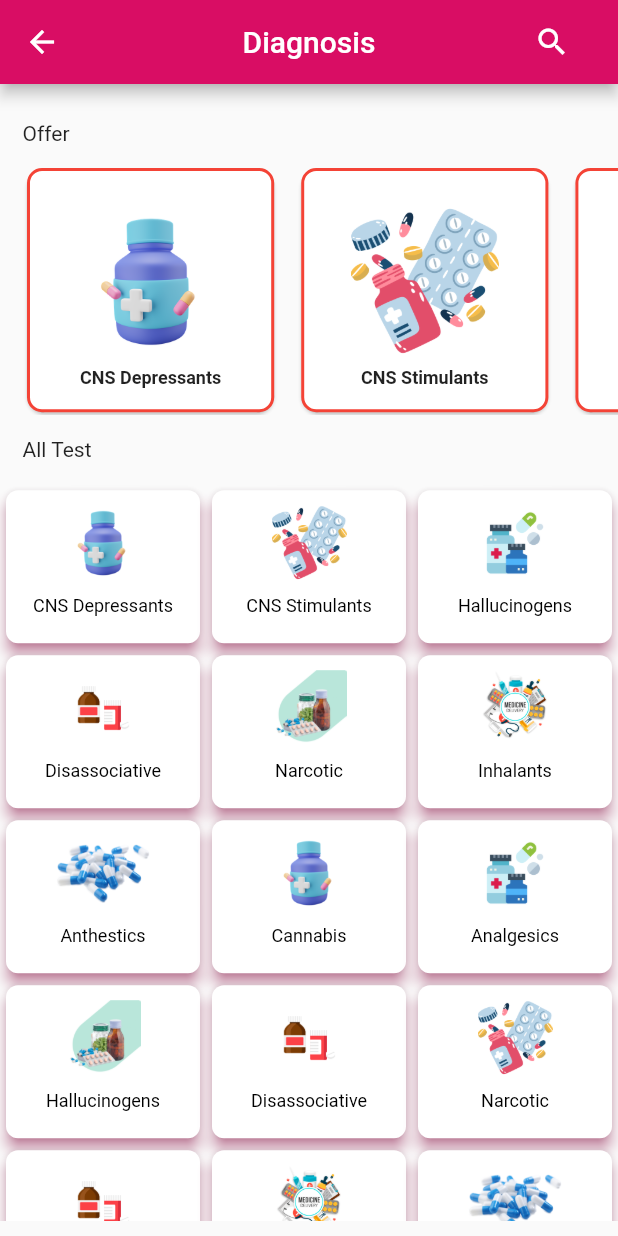
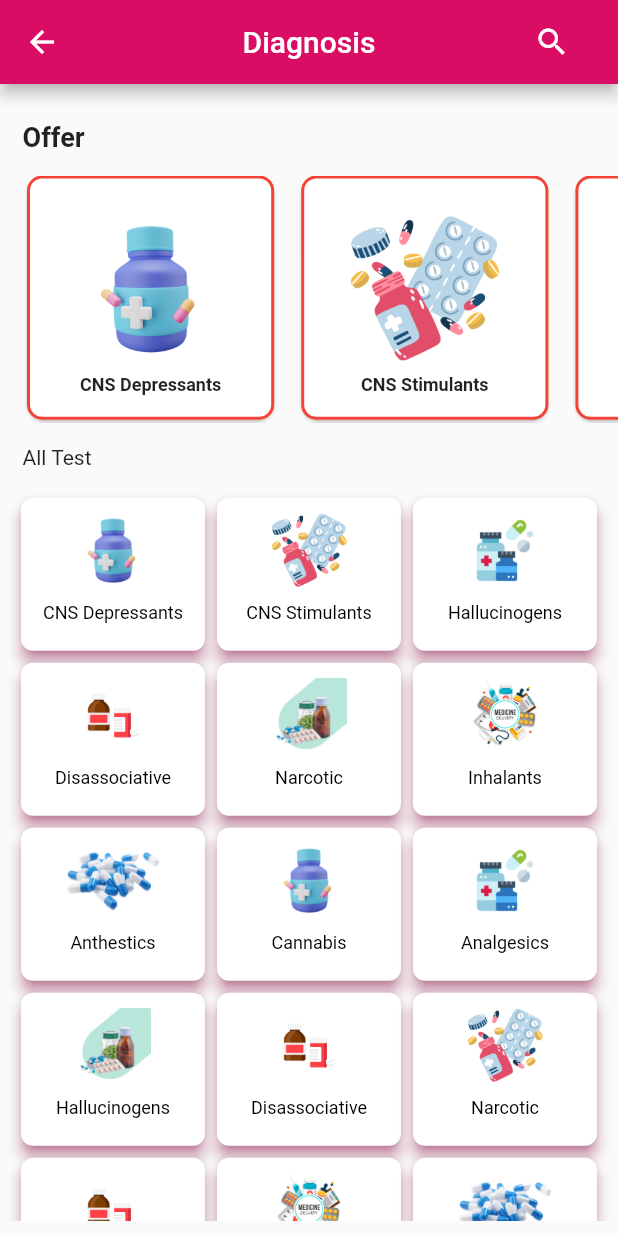
Before and after one commit to SHAMOL-KUMAR-DAS/labGhor, a Flutter app: the Body screen opened directly, after a tap on "Diagnosis", on a phone screen of 412 x 824 dp. Run offline on Flutter 3.47's test engine with Material 2 defaults, Android fonts, the phone set to English and light mode, and no system bars; our stand-ins replace animated_text_kit, carousel_slider, google_fonts; missing offline and left inert: flutter_elegant_number_button.

Commit message:
'diagonstics'

```diff
--- a/lib/UI/Diagnosis/diagnosis_category.dart
+++ b/lib/UI/Diagnosis/diagnosis_category.dart
@@ -24,7 +24,7 @@ class DiagonisCategory extends StatelessWidget {
     ),
 
       body: Container(
-        padding: EdgeInsets.only(top: 10, bottom: 10),
+        padding: EdgeInsets.only(top: 10, bottom: 10,left: 0,right: 0),
         child: SingleChildScrollView(
           child: Column(
             crossAxisAlignment: CrossAxisAlignment.start,
@@ -32,7 +32,7 @@ class DiagonisCategory extends StatelessWidget {
 
               Padding(
                 padding: EdgeInsets.only(top: 15, left: 15, right: 15,bottom: 15),
-                child: Text("Offer", //theme.textTheme.headline3
+                child: Text("Offer", style: TextStyle(fontSize: 18, fontWeight: FontWeight.w700),
                   //kTitleStyle
                 ),
               ),
@@ -98,7 +98,9 @@ class DiagonisCategory extends StatelessWidget {
                 ),
               ),
               //SizedBox(height: 25.0),
-              GridView.builder(
+              Container(
+                margin: EdgeInsets.only(left: 10, right: 10),
+                child: GridView.builder(
                     itemCount: Category().lists.length,
                     scrollDirection: Axis.vertical,
                     shrinkWrap: true,
@@ -137,7 +139,8 @@ class DiagonisCategory extends StatelessWidget {
                           ),
                         ),
                       );
-                  })
+                    }),
+              )
 
 
             ],
--- a/lib/UI/Diagnosis/sub_category.dart
+++ b/lib/UI/Diagnosis/sub_category.dart
@@ -32,6 +32,8 @@ class _DiaggnosisSubProductsState extends State<DiaggnosisSubProducts> {
             ),
           ]),
       body: SingleChildScrollView(
+        child: Container(
+          margin: EdgeInsets.only(top: 15, left: 10, right: 10),
           child: GridView.builder(
             itemCount: SubCategory().lists.length,
             scrollDirection: Axis.vertical,
@@ -40,7 +42,7 @@ class _DiaggnosisSubProductsState extends State<DiaggnosisSubProducts> {
             physics: NeverScrollableScrollPhysics(),
             gridDelegate: SliverGridDelegateWithFixedCrossAxisCount(
               mainAxisExtent: 100,
-            mainAxisSpacing: 0,
+              mainAxisSpacing: 8,
               crossAxisSpacing: 0,
               crossAxisCount: 1,
 //childAspectRatio: 3/2,
@@ -124,6 +126,7 @@ class _DiaggnosisSubProductsState extends State<DiaggnosisSubProducts> {
             },
           ),
         ),
+      ),
     );
     // GridView.builder(
   }
--- a/lib/UI/body.dart
+++ b/lib/UI/body.dart
@@ -210,6 +210,16 @@ class Body extends StatelessWidget {
                       width: size.width * 0.43,
                       decoration: BoxDecoration(
                         color: Color(0xFF9ae471),
+                          boxShadow: [
+                            BoxShadow(
+                                color: Colors.black26,
+                              blurRadius: 4.0,
+                              spreadRadius: 2.0,
+                              //offset: Offset(2.0, 2.0), // shadow direction: bottom right
+                              offset: Offset(0.0, 3.0)
+                            )
+                          ],
+
                         borderRadius: BorderRadius.circular(8)
                       ),
                       child: Padding(
@@ -243,6 +253,15 @@ class Body extends StatelessWidget {
                           width: size.width * 0.43,
                           decoration: BoxDecoration(
                               color: Color(0xFF98e4fe),
+                              boxShadow: [
+                                BoxShadow(
+                                    color: Colors.black26,
+                                    blurRadius: 4.0,
+                                    spreadRadius: 2.0,
+                                    //offset: Offset(2.0, 2.0), // shadow direction: bottom right
+                                    offset: Offset(2.0, 2.0)
+                                )
+                              ],
                               borderRadius: BorderRadius.circular(8)
                           ),
                           child: Padding(
@@ -269,6 +288,15 @@ class Body extends StatelessWidget {
                         width: size.width * 0.43,
                         decoration: BoxDecoration(
                             color: Color(0xFFef9fc4),
+                            boxShadow: [
+                              BoxShadow(
+                                  color: Colors.black26,
+                                  blurRadius: 4.0,
+                                  spreadRadius: 2.0,
+                                  //offset: Offset(2.0, 2.0), // shadow direction: bottom right
+                                  offset: Offset(2.0, 2.0)
+                              )
+                            ],
                             borderRadius: BorderRadius.circular(8)
                         ),
                         child: Column(
```
Also changed, not shown: 1 other file. Lines whose indentation alone changed are shown as unchanged.
